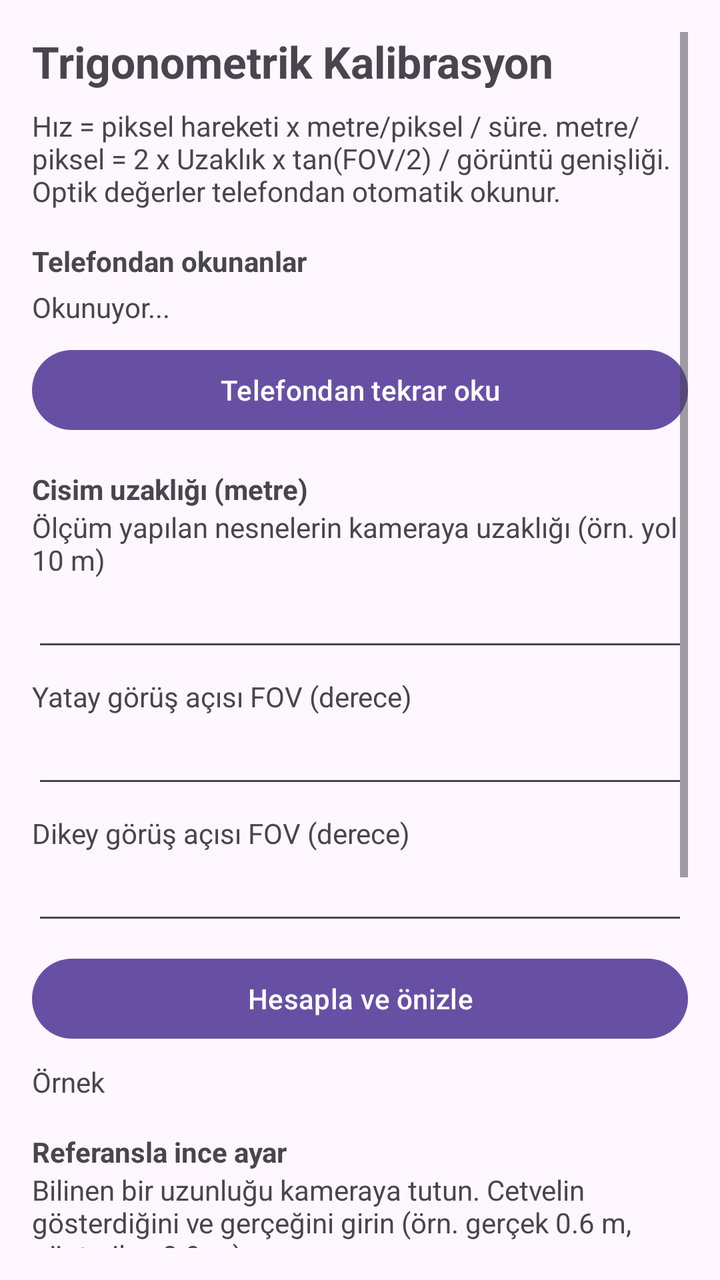
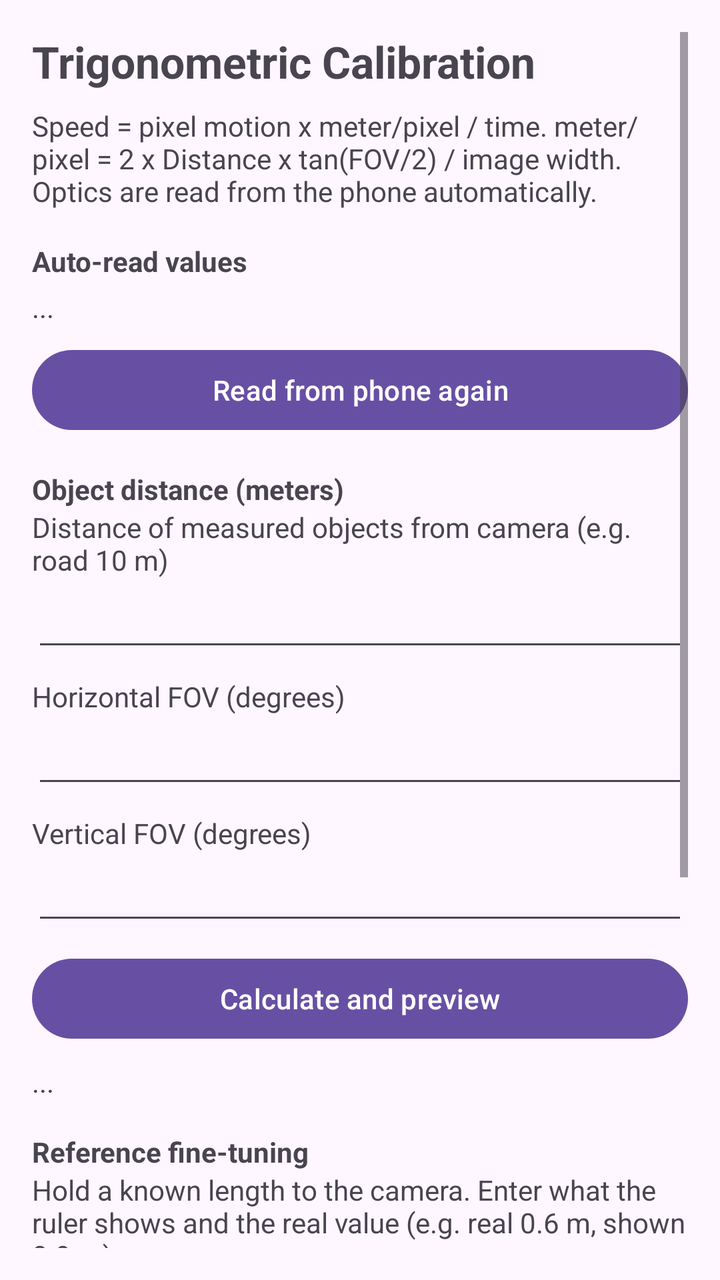

An Android layout rendered at two revisions. The XML below is the earlier revision; the diff shows what the commit changed to produce the second picture.
<!-- AndroidManifest.xml: application theme Theme.SpeedCam -->
<!-- res/layout/activity_calibration.xml -->
<?xml version="1.0" encoding="utf-8"?>
<ScrollView xmlns:android="http://schemas.android.com/apk/res/android"
    android:layout_width="match_parent"
    android:layout_height="match_parent"
    android:padding="16dp">

    <LinearLayout
        android:layout_width="match_parent"
        android:layout_height="wrap_content"
        android:orientation="vertical">

        <TextView
            android:layout_width="wrap_content"
            android:layout_height="wrap_content"
            android:text="Trigonometrik Kalibrasyon"
            android:textSize="22sp"
            android:textStyle="bold" />

        <TextView
            android:layout_width="wrap_content"
            android:layout_height="wrap_content"
            android:layout_marginTop="8dp"
            android:text="Hız = piksel hareketi x metre/piksel / süre. metre/piksel = 2 x Uzaklık x tan(FOV/2) / görüntü genişliği. Optik değerler telefondan otomatik okunur." />

        <TextView android:layout_width="wrap_content" android:layout_height="wrap_content"
            android:layout_marginTop="16dp" android:text="Telefondan okunanlar" android:textStyle="bold" />
        <TextView android:id="@+id/tvOptics"
            android:layout_width="match_parent" android:layout_height="wrap_content"
            android:layout_marginTop="4dp" android:text="Okunuyor..." />

        <Button android:id="@+id/btnRefreshOptics"
            android:layout_width="match_parent" android:layout_height="wrap_content"
            android:layout_marginTop="8dp" android:text="Telefondan tekrar oku" />

        <TextView android:layout_width="wrap_content" android:layout_height="wrap_content"
            android:layout_marginTop="16dp" android:text="Cisim uzaklığı (metre)" android:textStyle="bold" />
        <TextView android:layout_width="wrap_content" android:layout_height="wrap_content"
            android:text="Ölçüm yapılan nesnelerin kameraya uzaklığı (örn. yol 10 m)" />
        <EditText android:id="@+id/etDistance"
            android:layout_width="match_parent" android:layout_height="wrap_content"
            android:inputType="numberDecimal" />

        <TextView android:layout_width="wrap_content" android:layout_height="wrap_content"
            android:layout_marginTop="8dp" android:text="Yatay görüş açısı FOV (derece)" />
        <EditText android:id="@+id/etFovH"
            android:layout_width="match_parent" android:layout_height="wrap_content"
            android:inputType="numberDecimal" />

        <TextView android:layout_width="wrap_content" android:layout_height="wrap_content"
            android:layout_marginTop="8dp" android:text="Dikey görüş açısı FOV (derece)" />
        <EditText android:id="@+id/etFovV"
            android:layout_width="match_parent" android:layout_height="wrap_content"
            android:inputType="numberDecimal" />

        <Button android:id="@+id/btnCalc"
            android:layout_width="match_parent" android:layout_height="wrap_content"
            android:layout_marginTop="8dp" android:text="Hesapla ve önizle" />

        <TextView android:id="@+id/tvExample"
            android:layout_width="wrap_content" android:layout_height="wrap_content"
            android:layout_marginTop="8dp" android:text="Örnek" />

        <TextView android:layout_width="wrap_content" android:layout_height="wrap_content"
            android:layout_marginTop="16dp" android:text="Referansla ince ayar" android:textStyle="bold" />
        <TextView android:layout_width="wrap_content" android:layout_height="wrap_content"
            android:text="Bilinen bir uzunluğu kameraya tutun. Cetvelin gösterdiğini ve gerçeğini girin (örn. gerçek 0.6 m, gösterilen 0.9 m)." />
        <TextView android:layout_width="wrap_content" android:layout_height="wrap_content"
            android:layout_marginTop="8dp" android:text="Gerçek uzunluk (metre)" />
        <EditText android:id="@+id/etReal"
            android:layout_width="match_parent" android:layout_height="wrap_content"
            android:inputType="numberDecimal" />
        <TextView android:layout_width="wrap_content" android:layout_height="wrap_content"
            android:layout_marginTop="8dp" android:text="Cetvelin gösterdiği (metre)" />
        <EditText android:id="@+id/etShown"
            android:layout_width="match_parent" android:layout_height="wrap_content"
            android:inputType="numberDecimal" />
        <Button android:id="@+id/btnCorrect"
            android:layout_width="match_parent" android:layout_height="wrap_content"
            android:layout_marginTop="8dp" android:text="Düzeltmeyi uygula" />
        <TextView android:id="@+id/tvCorr"
            android:layout_width="wrap_content" android:layout_height="wrap_content"
            android:layout_marginTop="8dp" android:text="İnce ayar katsayısı" />

        <Button android:id="@+id/btnSave"
            android:layout_width="match_parent" android:layout_height="wrap_content"
            android:layout_marginTop="16dp" android:text="Kaydet" />
    </LinearLayout>
</ScrollView>
<!-- resources referenced by this layout -->
<resources>
  <style name="Theme.SpeedCam" parent="Theme.Material3.DayNight.NoActionBar" />
</resources>

<!-- the commit's change to res/layout/activity_calibration.xml (unified diff, before → after) -->
@@ -12,7 +12,7 @@
         <TextView
             android:layout_width="wrap_content"
             android:layout_height="wrap_content"
-            android:text="Trigonometrik Kalibrasyon"
+            android:text="@string/title_calibration"
             android:textSize="22sp"
             android:textStyle="bold" />
 
@@ -20,69 +20,69 @@
             android:layout_width="wrap_content"
             android:layout_height="wrap_content"
             android:layout_marginTop="8dp"
-            android:text="Hız = piksel hareketi x metre/piksel / süre. metre/piksel = 2 x Uzaklık x tan(FOV/2) / görüntü genişliği. Optik değerler telefondan otomatik okunur." />
+            android:text="@string/calib_desc" />
 
         <TextView android:layout_width="wrap_content" android:layout_height="wrap_content"
-            android:layout_marginTop="16dp" android:text="Telefondan okunanlar" android:textStyle="bold" />
+            android:layout_marginTop="16dp" android:text="@string/label_optics_auto" android:textStyle="bold" />
         <TextView android:id="@+id/tvOptics"
             android:layout_width="match_parent" android:layout_height="wrap_content"
-            android:layout_marginTop="4dp" android:text="Okunuyor..." />
+            android:layout_marginTop="4dp" android:text="..." />
 
         <Button android:id="@+id/btnRefreshOptics"
             android:layout_width="match_parent" android:layout_height="wrap_content"
-            android:layout_marginTop="8dp" android:text="Telefondan tekrar oku" />
+            android:layout_marginTop="8dp" android:text="@string/btn_refresh_optics" />
 
         <TextView android:layout_width="wrap_content" android:layout_height="wrap_content"
-            android:layout_marginTop="16dp" android:text="Cisim uzaklığı (metre)" android:textStyle="bold" />
+            android:layout_marginTop="16dp" android:text="@string/label_distance" android:textStyle="bold" />
         <TextView android:layout_width="wrap_content" android:layout_height="wrap_content"
-            android:text="Ölçüm yapılan nesnelerin kameraya uzaklığı (örn. yol 10 m)" />
+            android:text="@string/distance_desc" />
         <EditText android:id="@+id/etDistance"
             android:layout_width="match_parent" android:layout_height="wrap_content"
             android:inputType="numberDecimal" />
 
         <TextView android:layout_width="wrap_content" android:layout_height="wrap_content"
-            android:layout_marginTop="8dp" android:text="Yatay görüş açısı FOV (derece)" />
+            android:layout_marginTop="8dp" android:text="@string/label_fov_h" />
         <EditText android:id="@+id/etFovH"
             android:layout_width="match_parent" android:layout_height="wrap_content"
             android:inputType="numberDecimal" />
 
         <TextView android:layout_width="wrap_content" android:layout_height="wrap_content"
-            android:layout_marginTop="8dp" android:text="Dikey görüş açısı FOV (derece)" />
+            android:layout_marginTop="8dp" android:text="@string/label_fov_v" />
         <EditText android:id="@+id/etFovV"
             android:layout_width="match_parent" android:layout_height="wrap_content"
             android:inputType="numberDecimal" />
 
         <Button android:id="@+id/btnCalc"
             android:layout_width="match_parent" android:layout_height="wrap_content"
-            android:layout_marginTop="8dp" android:text="Hesapla ve önizle" />
+            android:layout_marginTop="8dp" android:text="@string/btn_calc_preview" />
 
         <TextView android:id="@+id/tvExample"
             android:layout_width="wrap_content" android:layout_height="wrap_content"
-            android:layout_marginTop="8dp" android:text="Örnek" />
+            android:layout_marginTop="8dp" android:text="..." />
 
         <TextView android:layout_width="wrap_content" android:layout_height="wrap_content"
-            android:layout_marginTop="16dp" android:text="Referansla ince ayar" android:textStyle="bold" />
+            android:layout_marginTop="16dp" android:text="@string/label_ref_fine" android:textStyle="bold" />
         <TextView android:layout_width="wrap_content" android:layout_height="wrap_content"
-            android:text="Bilinen bir uzunluğu kameraya tutun. Cetvelin gösterdiğini ve gerçeğini girin (örn. gerçek 0.6 m, gösterilen 0.9 m)." />
+            android:text="@string/ref_desc" />
         <TextView android:layout_width="wrap_content" android:layout_height="wrap_content"
-            android:layout_marginTop="8dp" android:text="Gerçek uzunluk (metre)" />
+            android:layout_marginTop="8dp" android:text="@string/label_real" />
         <EditText android:id="@+id/etReal"
             android:layout_width="match_parent" android:layout_height="wrap_content"
             android:inputType="numberDecimal" />
         <TextView android:layout_width="wrap_content" android:layout_height="wrap_content"
-            android:layout_marginTop="8dp" android:text="Cetvelin gösterdiği (metre)" />
+            android:layout_marginTop="8dp" android:text="@string/label_shown" />
         <EditText android:id="@+id/etShown"
             android:layout_width="match_parent" android:layout_height="wrap_content"
             android:inputType="numberDecimal" />
         <Button android:id="@+id/btnCorrect"
             android:layout_width="match_parent" android:layout_height="wrap_content"
-            android:layout_marginTop="8dp" android:text="Düzeltmeyi uygula" />
+            android:layout_marginTop="8dp" android:text="@string/btn_apply_corr" />
         <TextView android:id="@+id/tvCorr"
             android:layout_width="wrap_content" android:layout_height="wrap_content"
-            android:layout_marginTop="8dp" android:text="İnce ayar katsayısı" />
+            android:layout_marginTop="8dp" android:text="..." />
 
         <Button android:id="@+id/btnSave"
             android:layout_width="match_parent" android:layout_height="wrap_content"
-            android:layout_marginTop="16dp" android:text="Kaydet" />
+            android:layout_marginTop="16dp" android:text="@string/save" />
     </LinearLayout>
 </ScrollView>
<!-- resource entries referenced after the edit -->
@@ -1,5 +1,20 @@
 <!-- resources referenced by this layout -->
 <resources>
+  <string name="btn_apply_corr">Apply correction</string>
+  <string name="btn_calc_preview">Calculate and preview</string>
+  <string name="btn_refresh_optics">Read from phone again</string>
+  <string name="calib_desc">Speed = pixel motion x meter/pixel / time. meter/pixel = 2 x Distance x tan(FOV/2) / image width. Optics are read from the phone automatically.</string>
+  <string name="distance_desc">Distance of measured objects from camera (e.g. road 10 m)</string>
+  <string name="label_distance">Object distance (meters)</string>
+  <string name="label_fov_h">Horizontal FOV (degrees)</string>
+  <string name="label_fov_v">Vertical FOV (degrees)</string>
+  <string name="label_optics_auto">Auto-read values</string>
+  <string name="label_real">Real length (meters)</string>
+  <string name="label_ref_fine">Reference fine-tuning</string>
+  <string name="label_shown">Shown by ruler (meters)</string>
+  <string name="ref_desc">Hold a known length to the camera. Enter what the ruler shows and the real value (e.g. real 0.6 m, shown 0.9 m).</string>
+  <string name="save">Save</string>
+  <string name="title_calibration">Trigonometric Calibration</string>
   <style name="Theme.SpeedCam" parent="Theme.Material3.DayNight.NoActionBar" />
 </resources>
 
